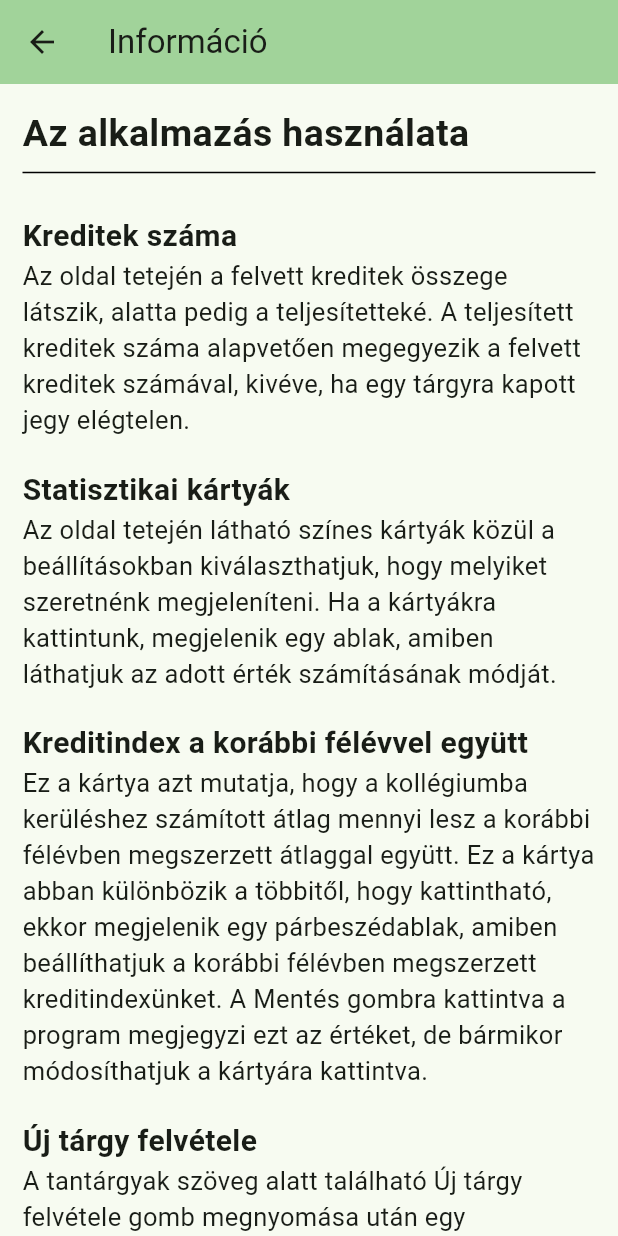
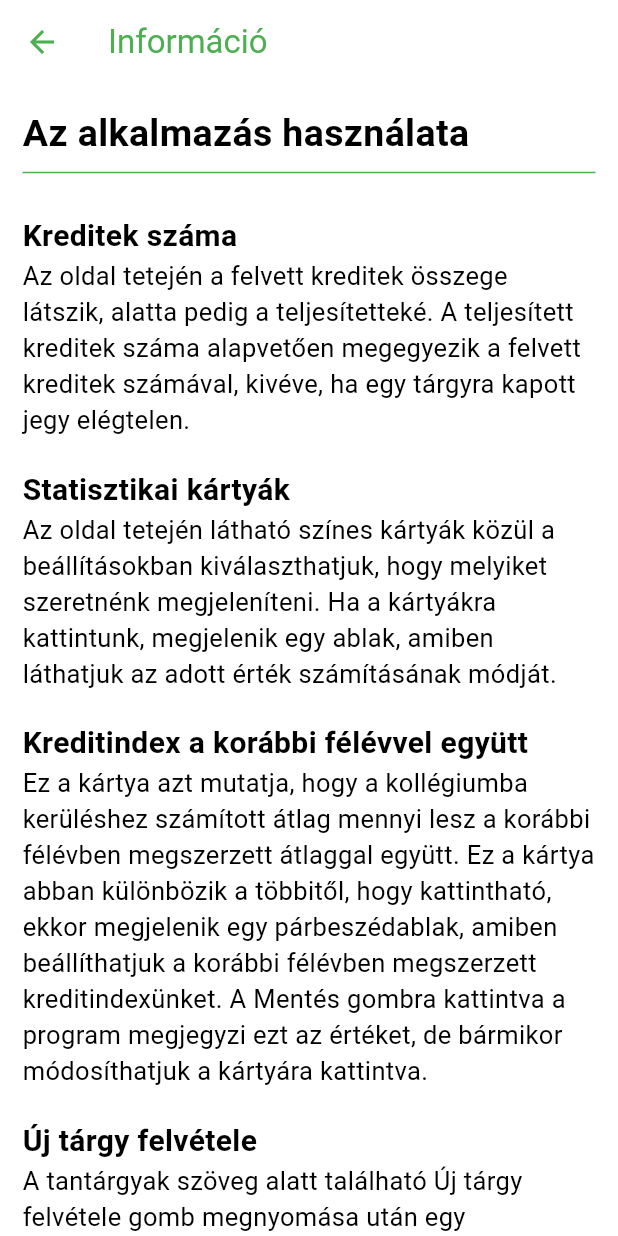
Before and after one commit to balazs003/kreditindex_calculator, a Flutter app: the screen it shows after launch, after a tap on the "info" icon, on a phone screen of 412 x 824 dp. Run offline on Flutter 3.47's test engine with Material 3 defaults, Android fonts, the phone set to English and light mode, and no system bars; our stand-ins replace shared_preferences.

Commit message:
Added regex to handle invalid earliercreditindex input, customized app theme for bright and dark modes

```diff
--- a/lib/info_page.dart
+++ b/lib/info_page.dart
@@ -27,7 +27,7 @@ class InfoPage extends StatelessWidget {
                   fontWeight: FontWeight.bold
                 ),
               ),
-              Divider(color: Colors.black,),
+              Divider(color: Colors.green,),
               SizedBox(height: 20,),
               Text(
                 'Kreditek száma',
--- a/lib/main.dart
+++ b/lib/main.dart
@@ -40,9 +40,52 @@ class MyApp extends StatelessWidget {
       child: MaterialApp(
         title: 'ÁtlagoSCH',
         theme: ThemeData(
-          colorScheme: ColorScheme.fromSeed(seedColor: Colors.green),
-          useMaterial3: true,
+          colorScheme: const ColorScheme(
+            brightness: Brightness.light,
+            primary: Colors.green,
+            onPrimary: Colors.white,
+            secondary: Colors.greenAccent,
+            onSecondary: Colors.black,
+            error: Colors.red,
+            onError: Colors.white,
+            background: Colors.white,
+            onBackground: Colors.black,
+            surface: Colors.white,
+            onSurface: Colors.black,
+          ),
+          appBarTheme: const AppBarTheme(
+            backgroundColor: Colors.green,
+            foregroundColor: Colors.green,
+          ),
+          buttonTheme: const ButtonThemeData(
+            buttonColor: Colors.green,
+            textTheme: ButtonTextTheme.primary,
+          ),
         ),
+        darkTheme: ThemeData(
+          colorScheme: const ColorScheme(
+            brightness: Brightness.dark,
+            primary: Colors.green,
+            onPrimary: Colors.black,
+            secondary: Colors.greenAccent,
+            onSecondary: Colors.black,
+            error: Colors.red,
+            onError: Colors.black,
+            background: Colors.black,
+            onBackground: Colors.white,
+            surface: Colors.black,
+            onSurface: Colors.white,
+          ),
+          appBarTheme: const AppBarTheme(
+            backgroundColor: Colors.green,
+            foregroundColor: Colors.green,
+          ),
+          buttonTheme: const ButtonThemeData(
+            buttonColor: Colors.green,
+            textTheme: ButtonTextTheme.primary,
+          ),
+        ),
+        themeMode: ThemeMode.system,
         home: const MyHomePage(title: 'Kezdőlap'),
         routes: {
           '/settings': (context) => const SettingsPage(),
```
Also changed, not shown: lib/homepage.dart (+67 -44 lines), lib/settings_page.dart (+10 -10 lines).
